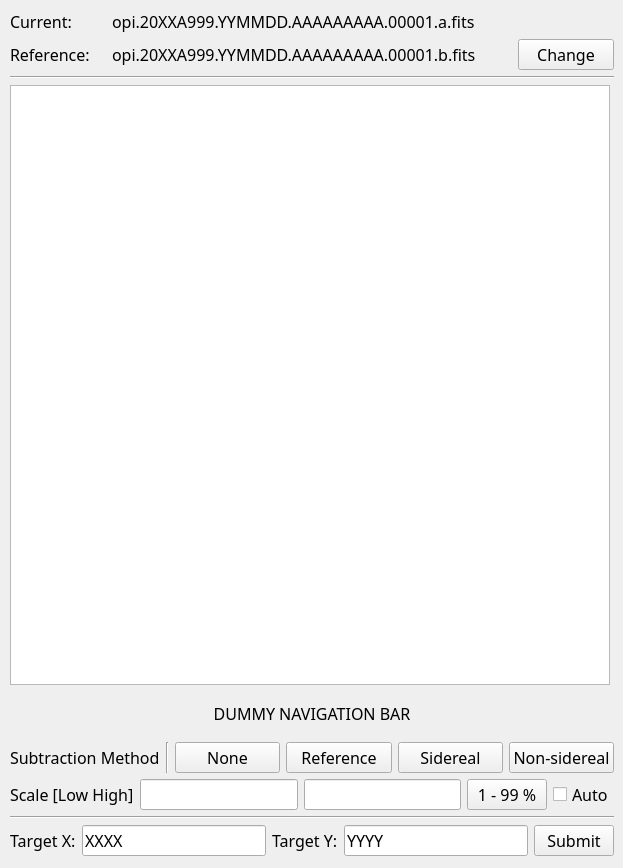
Before: the Qt Designer form src/opihiexarata/gui/qtui/selector.ui in psmd-iberutaru/OpihiExarata, drawn with Qt 5.
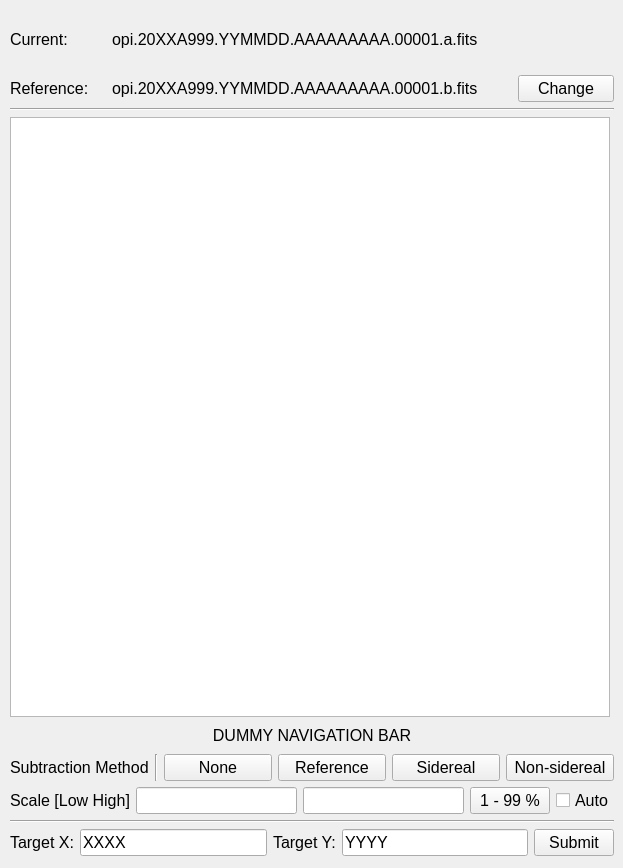
After: the same form once the commit is applied.

Commit message: Making the GUI a little smaller.

```diff
--- a/src/opihiexarata/gui/qtui/selector.ui
+++ b/src/opihiexarata/gui/qtui/selector.ui
@@ -24,7 +24,7 @@
    </property>
    <property name="font">
     <font>
-     <family>Sylfaen</family>
+     <family>Cantarell</family>
      <pointsize>12</pointsize>
     </font>
    </property>
@@ -39,6 +39,11 @@
           <height>0</height>
          </size>
         </property>
+        <property name="font">
+         <font>
+          <family>Cantarell</family>
+         </font>
+        </property>
         <property name="text">
          <string>opi.20XXA999.YYMMDD.AAAAAAAAA.00001.a.fits</string>
         </property>
@@ -52,6 +57,11 @@
           <height>0</height>
          </size>
         </property>
+        <property name="font">
+         <font>
+          <family>Cantarell</family>
+         </font>
+        </property>
         <property name="text">
          <string>opi.20XXA999.YYMMDD.AAAAAAAAA.00001.b.fits</string>
         </property>
@@ -59,6 +69,11 @@
       </item>
       <item row="1" column="2">
        <widget class="QPushButton" name="push_button_change_reference_filename">
+        <property name="font">
+         <font>
+          <family>Cantarell</family>
+         </font>
+        </property>
         <property name="text">
          <string>Change</string>
         </property>
@@ -66,6 +81,11 @@
       </item>
       <item row="0" column="0">
        <widget class="QLabel" name="label_static_current_fits_filename">
+        <property name="font">
+         <font>
+          <family>Cantarell</family>
+         </font>
+        </property>
         <property name="text">
          <string>Current:</string>
         </property>
@@ -73,6 +93,11 @@
       </item>
       <item row="1" column="0">
        <widget class="QLabel" name="label_static_reference_fits_filename">
+        <property name="font">
+         <font>
+          <family>Cantarell</family>
+         </font>
+        </property>
         <property name="text">
          <string>Reference:</string>
         </property>
@@ -82,6 +107,11 @@
     </item>
     <item>
      <widget class="Line" name="line_2">
+      <property name="font">
+       <font>
+        <family>Cantarell</family>
+       </font>
+      </property>
       <property name="orientation">
        <enum>Qt::Horizontal</enum>
       </property>
@@ -103,6 +133,11 @@
           <height>600</height>
          </size>
         </property>
+        <property name="font">
+         <font>
+          <family>Cantarell</family>
+         </font>
+        </property>
        </widget>
       </item>
       <item>
@@ -110,9 +145,20 @@
         <property name="minimumSize">
          <size>
           <width>0</width>
-          <height>30</height>
+          <height>25</height>
          </size>
         </property>
+        <property name="maximumSize">
+         <size>
+          <width>16777215</width>
+          <height>25</height>
+         </size>
+        </property>
+        <property name="font">
+         <font>
+          <family>Cantarell</family>
+         </font>
+        </property>
         <property name="text">
          <string>DUMMY NAVIGATION BAR</string>
         </property>
@@ -127,6 +173,11 @@
      <layout class="QHBoxLayout" name="horizonta_layout_subtraction_mode">
       <item>
        <widget class="QLabel" name="label_static_subtraction_mode">
+        <property name="font">
+         <font>
+          <family>Cantarell</family>
+         </font>
+        </property>
         <property name="text">
          <string>Subtraction Method</string>
         </property>
@@ -134,6 +185,11 @@
       </item>
       <item>
        <widget class="Line" name="line_3">
+        <property name="font">
+         <font>
+          <family>Cantarell</family>
+         </font>
+        </property>
         <property name="orientation">
          <enum>Qt::Vertical</enum>
         </property>
@@ -141,6 +197,11 @@
       </item>
       <item>
        <widget class="QPushButton" name="push_button_mode_none">
+        <property name="font">
+         <font>
+          <family>Cantarell</family>
+         </font>
+        </property>
         <property name="text">
          <string>None</string>
         </property>
@@ -148,6 +209,11 @@
       </item>
       <item>
        <widget class="QPushButton" name="push_button_mode_reference">
+        <property name="font">
+         <font>
+          <family>Cantarell</family>
+         </font>
+        </property>
         <property name="text">
          <string>Reference</string>
         </property>
@@ -155,6 +221,11 @@
       </item>
       <item>
        <widget class="QPushButton" name="push_button_mode_sidereal">
+        <property name="font">
+         <font>
+          <family>Cantarell</family>
+         </font>
+        </property>
         <property name="text">
          <string>Sidereal</string>
         </property>
@@ -162,6 +233,11 @@
       </item>
       <item>
        <widget class="QPushButton" name="push_button_mode_non_sidereal">
+        <property name="font">
+         <font>
+          <family>Cantarell</family>
+         </font>
+        </property>
         <property name="text">
          <string>Non-sidereal</string>
         </property>
@@ -173,19 +249,41 @@
      <layout class="QHBoxLayout" name="horizontal_layout_colorbar_scale">
       <item>
        <widget class="QLabel" name="label_static_scale">
+        <property name="font">
+         <font>
+          <family>Cantarell</family>
+         </font>
+        </property>
         <property name="text">
          <string>Scale [Low High]</string>
         </property>
        </widget>
       </item>
       <item>
-       <widget class="QLineEdit" name="line_edit_dynamic_scale_low"/>
+       <widget class="QLineEdit" name="line_edit_dynamic_scale_low">
+        <property name="font">
+         <font>
+          <family>Cantarell</family>
+         </font>
+        </property>
+       </widget>
       </item>
       <item>
-       <widget class="QLineEdit" name="line_edit_dynamic_scale_high"/>
+       <widget class="QLineEdit" name="line_edit_dynamic_scale_high">
+        <property name="font">
+         <font>
+          <family>Cantarell</family>
+         </font>
+        </property>
+       </widget>
       </item>
       <item>
        <widget class="QPushButton" name="push_button_scale_1_99">
+        <property name="font">
+         <font>
+          <family>Cantarell</family>
+         </font>
+        </property>
         <property name="text">
          <string>1 - 99 %</string>
         </property>
@@ -193,6 +291,11 @@
       </item>
       <item>
        <widget class="QCheckBox" name="check_box_autoscale_1_99">
+        <property name="font">
+         <font>
+          <family>Cantarell</family>
+         </font>
+        </property>
         <property name="text">
          <string>Auto</string>
         </property>
@@ -204,7 +307,7 @@
      <widget class="Line" name="line">
       <property name="font">
        <font>
-        <family>Sylfaen</family>
+        <family>Cantarell</family>
         <pointsize>12</pointsize>
        </font>
       </property>
@@ -219,7 +322,7 @@
        <widget class="QLabel" name="label_static_target_x">
         <property name="font">
          <font>
-          <family>Sylfaen</family>
+          <family>Cantarell</family>
           <pointsize>12</pointsize>
          </font>
         </property>
@@ -232,7 +335,7 @@
        <widget class="QLineEdit" name="line_edit_dynamic_target_x">
         <property name="font">
          <font>
-          <family>Sylfaen</family>
+          <family>Cantarell</family>
           <pointsize>12</pointsize>
          </font>
         </property>
@@ -245,7 +348,7 @@
        <widget class="QLabel" name="label_static_target_y">
         <property name="font">
          <font>
-          <family>Sylfaen</family>
+          <family>Cantarell</family>
           <pointsize>12</pointsize>
          </font>
         </property>
@@ -258,7 +361,7 @@
        <widget class="QLineEdit" name="line_edit_dynamic_target_y">
         <property name="font">
          <font>
-          <family>Sylfaen</family>
+          <family>Cantarell</family>
           <pointsize>12</pointsize>
          </font>
         </property>
@@ -271,7 +374,7 @@
        <widget class="QPushButton" name="push_button_submit_target">
         <property name="font">
          <font>
-          <family>Sylfaen</family>
+          <family>Cantarell</family>
           <pointsize>12</pointsize>
          </font>
         </property>
```
The commit also changes 7 other files.
